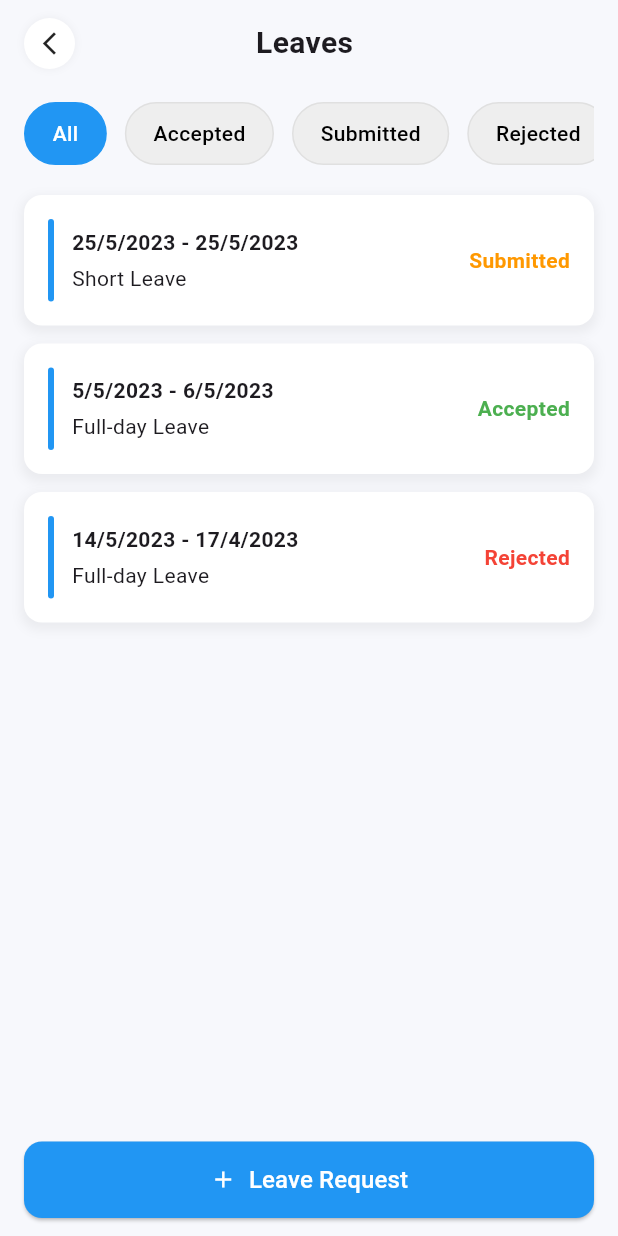
After one commit to ajainoffbeat/offbeat-flutter-ems, a Flutter app: the LeavesScreen screen opened by its route, on a phone screen of 412 x 824 dp. The commit adds this screen. Run offline on Flutter 3.47's test engine with Material 3 defaults, Android fonts, the phone set to English and light mode, and no system bars; our stand-ins replace flutter_svg.

Commit message:
added leave screens and leave_request_scren

```diff
--- a/lib/main.dart
+++ b/lib/main.dart
@@ -1,5 +1,7 @@
 import 'package:ems_offbeat/navigation/bottom_nav.dart';
 import 'package:ems_offbeat/screens/forgot_password.dart';
+import 'package:ems_offbeat/screens/leaves/leave_request_screen.dart';
+import 'package:ems_offbeat/screens/leaves/leaves_screen.dart';
 import 'package:ems_offbeat/screens/reset_screen.dart';
 import 'package:flutter/material.dart';
 import 'screens/signin_screen.dart';
@@ -25,6 +27,8 @@ class MyApp extends StatelessWidget {
         "/forgot": (_) =>  ForgotPasswordScreen(),
         "/reset": (_) =>  ResetPasswordScreen(),
         '/home':(_) => HomeScreen(),
+         '/leaves': (_) => const LeavesScreen(),
+         '/leave-request': (_) => const LeaveRequestScreen(),
       },
     );
   }
--- /dev/null
+++ b/lib/screens/leaves/leaves_screen.dart
@@ -0,0 +1,162 @@
+import 'package:flutter/material.dart';
+import 'model/leave_model.dart';
+import 'widgets/leave_card.dart';
+import 'widgets/leave_filter_bar.dart';
+
+class LeavesScreen extends StatefulWidget {
+  const LeavesScreen({super.key});
+
+  @override
+  State<LeavesScreen> createState() => _LeavesScreenState();
+}
+
+class _LeavesScreenState extends State<LeavesScreen> {
+  int selectedTab = 0;
+
+  final List<LeaveModel> leaves = [
+    LeaveModel(
+      startDate: "25/5/2023",
+      endDate: "25/5/2023",
+      type: "Short Leave",
+      status: LeaveStatus.submitted,
+    ),
+    LeaveModel(
+      startDate: "5/5/2023",
+      endDate: "6/5/2023",
+      type: "Full-day Leave",
+      status: LeaveStatus.accepted,
+    ),
+    LeaveModel(
+      startDate: "14/5/2023",
+      endDate: "17/4/2023",
+      type: "Full-day Leave",
+      status: LeaveStatus.rejected,
+    ),
+  ];
+
+  List<LeaveModel> get filteredLeaves {
+    switch (selectedTab) {
+      case 1:
+        return leaves.where((l) => l.status == LeaveStatus.accepted).toList();
+      case 2:
+        return leaves.where((l) => l.status == LeaveStatus.submitted).toList();
+      case 3:
+        return leaves.where((l) => l.status == LeaveStatus.rejected).toList();
+      default:
+        return leaves;
+    }
+  }
+
+  @override
+  Widget build(BuildContext context) {
+    return Scaffold(
+      backgroundColor: const Color(0xfff7f8fc),
+      body: SafeArea(
+        child: Column(
+          children: [
+
+            Padding(
+              padding: const EdgeInsets.symmetric(horizontal: 16, vertical: 12),
+              child: Row(
+                children: [
+
+                  GestureDetector(
+                    onTap: () => Navigator.pop(context),
+                    child: Container(
+                      padding: const EdgeInsets.all(8),
+                      decoration: BoxDecoration(
+                        shape: BoxShape.circle,
+                        color: Colors.white,
+                        boxShadow: [
+                          BoxShadow(
+                            color: Colors.black.withOpacity(0.05),
+                            blurRadius: 4,
+                          )
+                        ],
+                      ),
+                      child: const Icon(Icons.arrow_back_ios_new, size: 18),
+                    ),
+                  ),
+
+                  const Spacer(),
+
+                  const Text(
+                    "Leaves",
+                    style: TextStyle(
+                      fontSize: 20,
+                      fontWeight: FontWeight.w600,
+                    ),
+                  ),
+
+                  const Spacer(),
+
+
+                  const SizedBox(width: 40),
+                ],
+              ),
+            ),
+
+
+            Padding(
+              padding: const EdgeInsets.symmetric(horizontal: 16, vertical: 10),
+              child: LeaveFilterBar(
+                selectedIndex: selectedTab,
+                onChanged: (index) {
+                  setState(() => selectedTab = index);
+                },
+              ),
+            ),
+
+            const SizedBox(height: 10),
+
+
+            Expanded(
+              child: Padding(
+                padding: const EdgeInsets.symmetric(horizontal: 16),
+                child: ListView.builder(
+                  itemCount: filteredLeaves.length,
+                  itemBuilder: (_, i) => LeaveCard(leave: filteredLeaves[i]),
+                ),
+              ),
+            ),
+
+
+            Padding(
+              padding: EdgeInsets.only(
+                left: 16,
+                right: 16,
+                bottom: MediaQuery.of(context).padding.bottom + 12,
+              ),
+              child: SizedBox(
+                width: double.infinity,
+                child: ElevatedButton(
+                  onPressed: () {
+                    Navigator.pushNamed(context, '/leave-request');
+                  },
+                  style: ElevatedButton.styleFrom(
+                    padding: const EdgeInsets.symmetric(vertical: 14),
+                    backgroundColor: Colors.blue,
+                    shape: RoundedRectangleBorder(
+                      borderRadius: BorderRadius.circular(12),
+                    ),
+                  ),
+                  child: const Row(
+                    mainAxisAlignment: MainAxisAlignment.center,
+                    children: [
+                      Icon(Icons.add, color: Colors.white),
+                      SizedBox(width: 8),
+                      Text(
+                        "Leave Request",
+                        style: TextStyle(fontSize: 16, color: Colors.white),
+                      )
+                    ],
+                  ),
+                ),
+              ),
+            ),
+          ],
+        ),
+      ),
+    );
+  }
+}
--- /dev/null
+++ b/lib/screens/leaves/model/leave_model.dart
@@ -0,0 +1,15 @@
+enum LeaveStatus { submitted, accepted, rejected }
+
+class LeaveModel {
+  final String startDate;
+  final String endDate;
+  final String type;
+  final LeaveStatus status;
+
+  LeaveModel({
+    required this.startDate,
+    required this.endDate,
+    required this.type,
+    required this.status,
+  });
+}
--- /dev/null
+++ b/lib/screens/leaves/widgets/leave_card.dart
@@ -0,0 +1,96 @@
+import 'package:flutter/material.dart';
+import '../model/leave_model.dart';
+
+class LeaveCard extends StatelessWidget {
+  final LeaveModel leave;
+
+  const LeaveCard({super.key, required this.leave});
+
+  Color _statusColor(LeaveStatus status) {
+    switch (status) {
+      case LeaveStatus.accepted:
+        return Colors.green;
+      case LeaveStatus.rejected:
+        return Colors.red;
+      default:
+        return Colors.orange;
+    }
+  }
+
+  String _statusText(LeaveStatus status) {
+    switch (status) {
+      case LeaveStatus.accepted:
+        return "Accepted";
+      case LeaveStatus.rejected:
+        return "Rejected";
+      default:
+        return "Submitted";
+    }
+  }
+
+  @override
+  Widget build(BuildContext context) {
+    return Container(
+      margin: const EdgeInsets.only(bottom: 12),
+      padding: const EdgeInsets.all(16),
+      decoration: BoxDecoration(
+        color: Colors.white,
+        borderRadius: BorderRadius.circular(12),
+        boxShadow: [
+          BoxShadow(
+            color: Colors.black12.withOpacity(0.05),
+            blurRadius: 5,
+            spreadRadius: 2,
+            offset: const Offset(0, 3),
+          )
+        ],
+      ),
+      child: Row(
+        children: [
+          // vertical colored stripe
+          Container(
+            width: 4,
+            height: 55,
+            decoration: BoxDecoration(
+              color: Colors.blue,
+              borderRadius: BorderRadius.circular(6),
+            ),
+          ),
+          const SizedBox(width: 12),
+
+          // content
+          Expanded(
+            child: Column(
+              crossAxisAlignment: CrossAxisAlignment.start,
+              children: [
+                Text(
+                  "${leave.startDate} - ${leave.endDate}",
+                  style: const TextStyle(
+                    fontWeight: FontWeight.w600,
+                    fontSize: 14,
+                  ),
+                ),
+                const SizedBox(height: 4),
+                Text(
+                  leave.type,
+                  style: const TextStyle(
+                    fontSize: 14,
+                  ),
+                ),
+              ],
+            ),
+          ),
+
+          // status
+          Text(
+            _statusText(leave.status),
+            style: TextStyle(
+              color: _statusColor(leave.status),
+              fontWeight: FontWeight.bold,
+            ),
+          ),
+        ],
+      ),
+    );
+  }
+}
--- /dev/null
+++ b/lib/screens/leaves/widgets/leave_filter_bar.dart
@@ -0,0 +1,55 @@
+import 'package:flutter/material.dart';
+
+class LeaveFilterBar extends StatelessWidget {
+  final int selectedIndex;
+  final Function(int) onChanged;
+
+  const LeaveFilterBar({
+    super.key,
+    required this.selectedIndex,
+    required this.onChanged,
+  });
+
+  @override
+  Widget build(BuildContext context) {
+    return SingleChildScrollView(
+      scrollDirection: Axis.horizontal,
+      child: Row(
+        children: [
+          _buildTab("All", 0),
+          _buildTab("Accepted", 1),
+          _buildTab("Submitted", 2),
+          _buildTab("Rejected", 3),
+        ],
+      ),
+    );
+  }
+
+  Widget _buildTab(String label, int index) {
+    final bool isActive = selectedIndex == index;
+
+    return Padding(
+      padding: const EdgeInsets.only(right: 12),
+      child: GestureDetector(
+        onTap: () => onChanged(index),
+        child: Container(
+          padding: const EdgeInsets.symmetric(horizontal: 18, vertical: 10),
+          decoration: BoxDecoration(
+            color: isActive ? Colors.blue : Colors.grey[200],
+            borderRadius: BorderRadius.circular(30),
+            border: Border.all(
+              color: isActive ? Colors.blue : Colors.grey.shade300,
+            ),
+          ),
+          child: Text(
+            label,
+            style: TextStyle(
+              color: isActive ? Colors.white : Colors.black,
+              fontWeight: FontWeight.w500,
+            ),
+          ),
+        ),
+      ),
+    );
+  }
+}
```
Also changed, not shown: lib/screens/leaves/leave_request_screen.dart (added, +223 -0 lines), lib/widgets/feature_grid.dart (+15 -6 lines).
